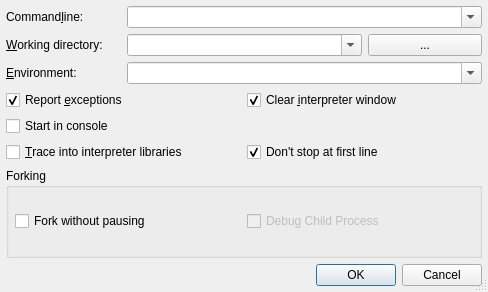
The window that Debugger/StartDebugDialog.ui (testmana2/test) describes before a commit, drawn with Qt 5.
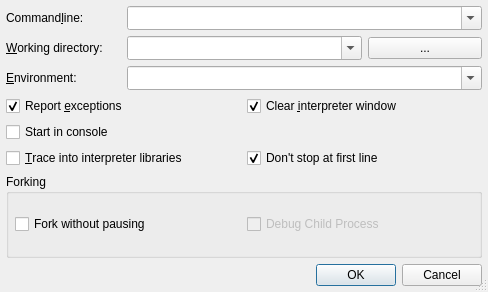
The same window after the commit.

Commit message: Modified the Start... dialogs behavior.

The edit to the form file:
```diff
--- a/Debugger/StartDebugDialog.ui
+++ b/Debugger/StartDebugDialog.ui
@@ -48,6 +48,9 @@
      <property name="insertPolicy">
       <enum>QComboBox::InsertAtTop</enum>
      </property>
+     <property name="sizeAdjustPolicy">
+      <enum>QComboBox::AdjustToMinimumContentsLengthWithIcon</enum>
+     </property>
      <property name="autoCompletion">
       <bool>true</bool>
      </property>
@@ -87,6 +90,9 @@
      <property name="insertPolicy">
       <enum>QComboBox::InsertAtTop</enum>
      </property>
+     <property name="sizeAdjustPolicy">
+      <enum>QComboBox::AdjustToMinimumContentsLengthWithIcon</enum>
+     </property>
      <property name="autoCompletion">
       <bool>true</bool>
      </property>
@@ -141,6 +147,9 @@
      <property name="insertPolicy">
       <enum>QComboBox::InsertAtTop</enum>
      </property>
+     <property name="sizeAdjustPolicy">
+      <enum>QComboBox::AdjustToMinimumContentsLengthWithIcon</enum>
+     </property>
      <property name="autoCompletion">
       <bool>true</bool>
      </property>
```
The commit also changes 3 other files.
